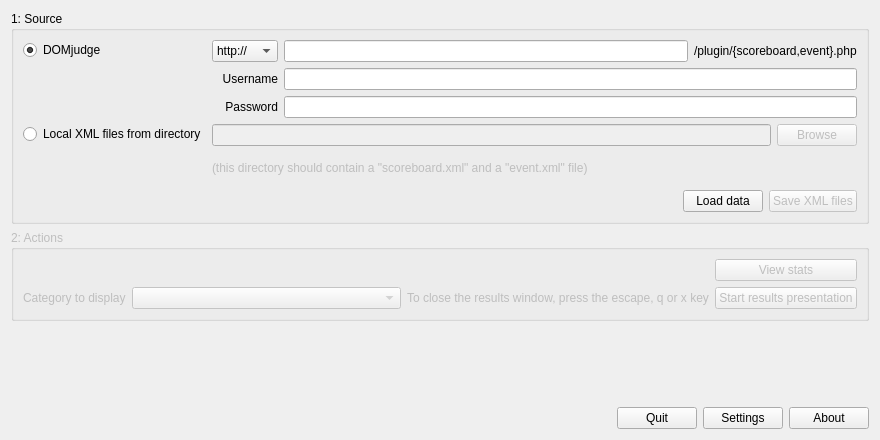
DOMjudge/DOMjura, file maindialog.ui: the form before one commit.
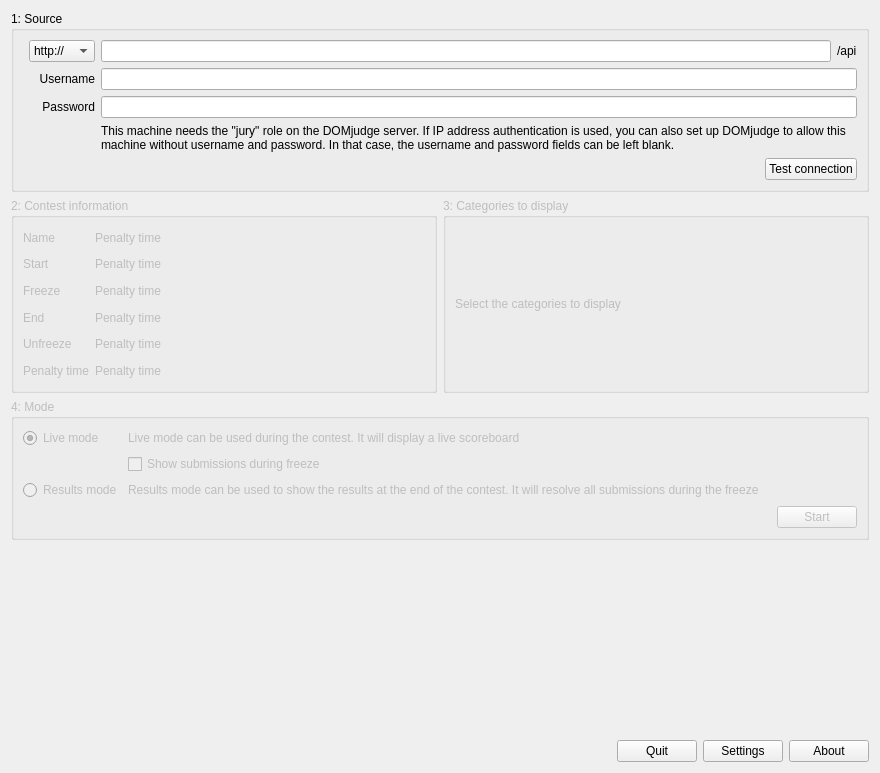
The form after the commit.

Commit message: Begin with modifying to DOMjudge 4.x: able to read in contest!

The edit to the form file:
```diff
--- a/maindialog.ui
+++ b/maindialog.ui
@@ -7,7 +7,7 @@
     <x>0</x>
     <y>0</y>
     <width>880</width>
-    <height>440</height>
+    <height>773</height>
    </rect>
   </property>
   <property name="minimumSize">
@@ -19,68 +19,322 @@
   <property name="windowTitle">
    <string>DOMjura</string>
   </property>
-  <layout class="QGridLayout" name="gridLayout_5">
+  <layout class="QGridLayout" name="gridLayout_8">
+   <item row="0" column="0">
+    <widget class="QGroupBox" name="groupBox">
+     <property name="title">
+      <string>1: Source</string>
+     </property>
+     <layout class="QGridLayout" name="gridLayout_3">
+      <item row="1" column="0" colspan="2">
+       <layout class="QHBoxLayout" name="horizontalLayout_4">
+        <item>
+         <spacer name="horizontalSpacer_2">
+          <property name="orientation">
+           <enum>Qt::Horizontal</enum>
+          </property>
+          <property name="sizeHint" stdset="0">
+           <size>
+            <width>40</width>
+            <height>20</height>
+           </size>
+          </property>
+         </spacer>
+        </item>
+        <item>
+         <widget class="QPushButton" name="buttonTestConnection">
+          <property name="text">
+           <string>Test connection</string>
+          </property>
+         </widget>
+        </item>
+       </layout>
+      </item>
+      <item row="0" column="1">
+       <layout class="QGridLayout" name="gridLayout">
+        <item row="2" column="2">
+         <widget class="QLineEdit" name="lineEditPassword">
+          <property name="echoMode">
+           <enum>QLineEdit::Password</enum>
+          </property>
+         </widget>
+        </item>
+        <item row="2" column="0">
+         <widget class="QLabel" name="labelPassword">
+          <property name="text">
+           <string>Password</string>
+          </property>
+          <property name="alignment">
+           <set>Qt::AlignRight|Qt::AlignTrailing|Qt::AlignVCenter</set>
+          </property>
+         </widget>
+        </item>
+        <item row="1" column="0">
+         <widget class="QLabel" name="labelUsername">
+          <property name="text">
+           <string>Username</string>
+          </property>
+          <property name="alignment">
+           <set>Qt::AlignRight|Qt::AlignTrailing|Qt::AlignVCenter</set>
+          </property>
+         </widget>
+        </item>
+        <item row="1" column="2">
+         <widget class="QLineEdit" name="lineEditUsername"/>
+        </item>
+        <item row="0" column="2">
+         <layout class="QHBoxLayout" name="horizontalLayout_2">
+          <item>
+           <widget class="QLineEdit" name="lineEditURL"/>
+          </item>
+          <item>
+           <widget class="QLabel" name="labelDOMjudgePath">
+            <property name="enabled">
+             <bool>true</bool>
+            </property>
+            <property name="text">
+             <string>/api</string>
+            </property>
+           </widget>
+          </item>
+         </layout>
+        </item>
+        <item row="0" column="0">
+         <widget class="QComboBox" name="comboProtocol">
+          <item>
+           <property name="text">
+            <string>http://</string>
+           </property>
+          </item>
+          <item>
+           <property name="text">
+            <string>https://</string>
+           </property>
+          </item>
+         </widget>
+        </item>
+        <item row="3" column="2">
+         <widget class="QLabel" name="label_2">
+          <property name="text">
+           <string>This machine needs the &quot;jury&quot; role on the DOMjudge server. If IP address authentication is used, you can also set up DOMjudge to allow this machine without username and password. In that case, the username and password fields can be left blank.</string>
+          </property>
+          <property name="wordWrap">
+           <bool>true</bool>
+          </property>
+         </widget>
+        </item>
+       </layout>
+      </item>
+     </layout>
+    </widget>
+   </item>
    <item row="1" column="0">
-    <widget class="QGroupBox" name="groupBoxActions">
-     <property name="enabled">
-      <bool>false</bool>
-     </property>
-     <property name="title">
-      <string>2: Actions</string>
-     </property>
-     <layout class="QGridLayout" name="gridLayout_2">
-      <item row="0" column="1">
-       <widget class="QPushButton" name="buttonViewStats">
-        <property name="text">
-         <string>View stats</string>
-        </property>
-       </widget>
-      </item>
-      <item row="1" column="0">
-       <layout class="QHBoxLayout" name="horizontalLayout_6">
-        <item>
-         <widget class="QLabel" name="label_3">
-          <property name="text">
-           <string>Category to display</string>
-          </property>
-         </widget>
-        </item>
-        <item>
-         <widget class="QComboBox" name="comboBoxCategory">
-          <property name="sizePolicy">
-           <sizepolicy hsizetype="Expanding" vsizetype="Fixed">
-            <horstretch>0</horstretch>
-            <verstretch>0</verstretch>
-           </sizepolicy>
-          </property>
-         </widget>
-        </item>
-        <item>
+    <layout class="QGridLayout" name="gridLayout_4" columnstretch="1,1">
+     <item row="0" column="0">
+      <widget class="QGroupBox" name="groupBoxActions">
+       <property name="enabled">
+        <bool>false</bool>
+       </property>
+       <property name="title">
+        <string>2: Contest information</string>
+       </property>
+       <layout class="QGridLayout" name="gridLayout_2" columnstretch="0,1">
+        <item row="0" column="0">
          <widget class="QLabel" name="label">
-          <property name="sizePolicy">
-           <sizepolicy hsizetype="Expanding" vsizetype="Preferred">
-            <horstretch>0</horstretch>
-            <verstretch>0</verstretch>
-           </sizepolicy>
+          <property name="text">
+           <string>Name</string>
           </property>
+         </widget>
+        </item>
+        <item row="0" column="1">
+         <widget class="QLabel" name="labelContestName">
           <property name="text">
-           <string>To close the results window, press the escape, q or x key</string>
+           <string>Penalty time</string>
           </property>
          </widget>
         </item>
+        <item row="1" column="0">
+         <widget class="QLabel" name="label_3">
+          <property name="text">
+           <string>Start</string>
+          </property>
+         </widget>
+        </item>
+        <item row="1" column="1">
+         <widget class="QLabel" name="labelContestStart">
+          <property name="text">
+           <string>Penalty time</string>
+          </property>
+         </widget>
+        </item>
+        <item row="2" column="0">
+         <widget class="QLabel" name="label_4">
+          <property name="text">
+           <string>Freeze</string>
+          </property>
+         </widget>
+        </item>
+        <item row="2" column="1">
+         <widget class="QLabel" name="labelContestFreeze">
+          <property name="text">
+           <string>Penalty time</string>
+          </property>
+         </widget>
+        </item>
+        <item row="3" column="0">
+         <widget class="QLabel" name="label_5">
+          <property name="text">
+           <string>End</string>
+          </property>
+         </widget>
+        </item>
+        <item row="3" column="1">
+         <widget class="QLabel" name="labelContestEnd">
+          <property name="text">
+           <string>Penalty time</string>
+          </property>
+         </widget>
+        </item>
+        <item row="4" column="0">
+         <widget class="QLabel" name="label_6">
+          <property name="text">
+           <string>Unfreeze</string>
+          </property>
+         </widget>
+        </item>
+        <item row="4" column="1">
+         <widget class="QLabel" name="labelContestUnfreeze">
+          <property name="text">
+           <string>Penalty time</string>
+          </property>
+         </widget>
+        </item>
+        <item row="5" column="0">
+         <widget class="QLabel" name="label_7">
+          <property name="text">
+           <string>Penalty time</string>
+          </property>
+         </widget>
+        </item>
+        <item row="5" column="1">
+         <widget class="QLabel" name="labelContestPenalty">
+          <property name="text">
+           <string>Penalty time</string>
+          </property>
+         </widget>
+        </item>
        </layout>
-      </item>
-      <item row="1" column="1">
-       <widget class="QPushButton" name="buttonStartResultsPresentation">
-        <property name="text">
-         <string>Start results presentation</string>
-        </property>
-       </widget>
-      </item>
-     </layout>
-    </widget>
+      </widget>
+     </item>
+     <item row="0" column="1">
+      <widget class="QGroupBox" name="groupBoxCategories">
+       <property name="enabled">
+        <bool>false</bool>
+       </property>
+       <property name="title">
+        <string>3: Categories to display</string>
+       </property>
+       <layout class="QGridLayout" name="gridLayout_5" rowstretch="0,1">
+        <item row="0" column="0">
+         <widget class="QLabel" name="label_8">
+          <property name="text">
+           <string>Select the categories to display</string>
+          </property>
+         </widget>
+        </item>
+        <item row="1" column="0">
+         <layout class="QGridLayout" name="gridLayoutCategories"/>
+        </item>
+       </layout>
+      </widget>
+     </item>
+    </layout>
    </item>
    <item row="2" column="0">
+    <widget class="QGroupBox" name="groupBoxMode">
+     <property name="enabled">
+      <bool>false</bool>
+     </property>
+     <property name="title">
+      <string>4: Mode</string>
+     </property>
+     <layout class="QGridLayout" name="gridLayout_7">
+      <item row="0" column="0">
+       <layout class="QGridLayout" name="gridLayout_6" columnstretch="0,1">
+        <item row="0" column="0">
+         <widget class="QRadioButton" name="radioModeLive">
+          <property name="text">
+           <string>Live mode</string>
+          </property>
+          <property name="checked">
+           <bool>true</bool>
+          </property>
+         </widget>
+        </item>
+        <item row="0" column="1">
+         <widget class="QLabel" name="label_9">
+          <property name="text">
+           <string>Live mode can be used during the contest. It will display a live scoreboard</string>
+          </property>
+         </widget>
+        </item>
+        <item row="1" column="1">
+         <widget class="QCheckBox" name="checkDuringFreeze">
+          <property name="text">
+           <string>Show submissions during freeze</string>
+          </property>
+         </widget>
+        </item>
+        <item row="2" column="0">
+         <widget class="QRadioButton" name="radioModeResults">
+          <property name="text">
+           <string>Results mode</string>
+          </property>
+         </widget>
+        </item>
+        <item row="2" column="1">
+         <widget class="QLabel" name="label_10">
+          <property name="enabled">
+           <bool>false</bool>
+          </property>
+          <property name="text">
+           <string>&lt;html&gt;&lt;head/&gt;&lt;body&gt;&lt;p&gt;Results mode can be used to show the results at the end of the contest. It will resolve all submissions during the freeze&lt;/p&gt;&lt;/body&gt;&lt;/html&gt;</string>
+          </property>
+          <property name="wordWrap">
+           <bool>true</bool>
+          </property>
+         </widget>
+        </item>
+       </layout>
+      </item>
+      <item row="1" column="0">
+       <layout class="QHBoxLayout" name="horizontalLayout_3">
+        <item>
+         <spacer name="horizontalSpacer_3">
+          <property name="orientation">
+           <enum>Qt::Horizontal</enum>
+          </property>
+          <property name="sizeHint" stdset="0">
+           <size>
+            <width>40</width>
+            <height>20</height>
+           </size>
+          </property>
+         </spacer>
+        </item>
+        <item>
+         <widget class="QPushButton" name="buttonStart">
+          <property name="text">
+           <string>Start</string>
+          </property>
+         </widget>
+        </item>
+       </layout>
+      </item>
+     </layout>
+    </widget>
+   </item>
+   <item row="3" column="0">
     <spacer name="verticalSpacer">
      <property name="orientation">
       <enum>Qt::Vertical</enum>
@@ -93,7 +347,7 @@
      </property>
     </spacer>
    </item>
-   <item row="3" column="0">
+   <item row="4" column="0">
     <layout class="QHBoxLayout" name="horizontalLayout">
      <item>
       <spacer name="horizontalSpacer">
@@ -131,203 +385,6 @@
      </item>
     </layout>
    </item>
-   <item row="0" column="0">
-    <widget class="QGroupBox" name="groupBox">
-     <property name="title">
-      <string>1: Source</string>
-     </property>
-     <layout class="QGridLayout" name="gridLayout_3">
-      <item row="0" column="0">
-       <layout class="QVBoxLayout" name="verticalLayout_3">
-        <item>
-         <widget class="QRadioButton" name="radioDOMjudge">
-          <property name="text">
-           <string>DOMjudge</string>
-          </property>
-          <property name="checked">
-           <bool>true</bool>
-          </property>
-         </widget>
-        </item>
-        <item>
-         <spacer name="verticalSpacer_2">
-          <property name="orientation">
-           <enum>Qt::Vertical</enum>
-          </property>
-          <property name="sizeHint" stdset="0">
-           <size>
-            <width>20</width>
-            <height>40</height>
-           </size>
-          </property>
-         </spacer>
-        </item>
-       </layout>
-      </item>
-      <item row="0" column="1">
-       <layout class="QGridLayout" name="gridLayout">
-        <item row="0" column="0">
-         <widget class="QComboBox" name="comboProtocol">
-          <item>
-           <property name="text">
-            <string>http://</string>
-           </property>
-          </item>
-          <item>
-           <property name="text">
-            <string>https://</string>
-           </property>
-          </item>
-         </widget>
-        </item>
-        <item row="0" column="1">
-         <layout class="QHBoxLayout" name="horizontalLayout_2">
-          <item>
-           <widget class="QLineEdit" name="lineEditURL"/>
-          </item>
-          <item>
-           <widget class="QLabel" name="labelDOMjudgePath">
-            <property name="enabled">
-             <bool>true</bool>
-            </property>
-            <property name="text">
-             <string>/plugin/{scoreboard,event}.php</string>
-            </property>
-           </widget>
-          </item>
-         </layout>
-        </item>
-        <item row="1" column="0">
-         <widget class="QLabel" name="labelUsername">
-          <property name="text">
-           <string>Username</string>
-          </property>
-          <property name="alignment">
-           <set>Qt::AlignRight|Qt::AlignTrailing|Qt::AlignVCenter</set>
-          </property>
-         </widget>
-        </item>
-        <item row="1" column="1">
-         <widget class="QLineEdit" name="lineEditUsername"/>
-        </item>
-        <item row="2" column="0">
-         <widget class="QLabel" name="labelPassword">
-          <property name="text">
-           <string>Password</string>
-          </property>
-          <property name="alignment">
-           <set>Qt::AlignRight|Qt::AlignTrailing|Qt::AlignVCenter</set>
-          </property>
-         </widget>
-        </item>
-        <item row="2" column="1">
-         <widget class="QLineEdit" name="lineEditPassword">
-          <property name="echoMode">
-           <enum>QLineEdit::Password</enum>
-          </property>
-         </widget>
-        </item>
-       </layout>
-      </item>
-      <item row="1" column="0">
-       <layout class="QVBoxLayout" name="verticalLayout_4">
-        <item>
-         <widget class="QRadioButton" name="radioLocalXML">
-          <property name="text">
-           <string>Local XML files from directory</string>
-          </property>
-         </widget>
-        </item>
-        <item>
-         <spacer name="verticalSpacer_3">
-          <property name="orientation">
-           <enum>Qt::Vertical</enum>
-          </property>
-          <property name="sizeHint" stdset="0">
-           <size>
-            <width>20</width>
-            <height>40</height>
-           </size>
-          </property>
-         </spacer>
-        </item>
-       </layout>
-      </item>
-      <item row="1" column="1">
-       <layout class="QVBoxLayout" name="verticalLayout_2">
-        <item>
-         <layout class="QHBoxLayout" name="horizontalLayout_3">
-          <item>
-           <widget class="QLineEdit" name="lineEditLocalDir">
-            <property name="enabled">
-             <bool>false</bool>
-            </property>
-            <property name="readOnly">
-             <bool>true</bool>
-            </property>
-           </widget>
-          </item>
-          <item>
-           <widget class="QPushButton" name="buttonBrowseLocal">
-            <property name="enabled">
-             <bool>false</bool>
-            </property>
-            <property name="text">
-             <string>Browse</string>
-            </property>
-           </widget>
-          </item>
-         </layout>
-        </item>
-        <item>
-         <widget class="QLabel" name="labelDirInfo">
-          <property name="enabled">
-           <bool>false</bool>
-          </property>
-          <property name="text">
-           <string>(this directory should contain a &quot;scoreboard.xml&quot; and a &quot;event.xml&quot; file)</string>
-          </property>
-         </widget>
-        </item>
-       </layout>
-      </item>
-      <item row="2" column="0" colspan="2">
-       <layout class="QHBoxLayout" name="horizontalLayout_4">
-        <item>
-         <spacer name="horizontalSpacer_2">
-          <property name="orientation">
-           <enum>Qt::Horizontal</enum>
-          </property>
-          <property name="sizeHint" stdset="0">
-           <size>
-            <width>40</width>
-            <height>20</height>
-           </size>
-          </property>
-         </spacer>
-        </item>
-        <item>
-         <widget class="QPushButton" name="buttonLoadData">
-          <property name="text">
-           <string>Load data</string>
-          </property>
-         </widget>
-        </item>
-        <item>
-         <widget class="QPushButton" name="buttonSaveXMLData">
-          <property name="enabled">
-           <bool>false</bool>
-          </property>
-          <property name="text">
-           <string>Save XML files</string>
-          </property>
-         </widget>
-        </item>
-       </layout>
-      </item>
-     </layout>
-    </widget>
-   </item>
   </layout>
  </widget>
  <tabstops>
```
Left out of the diff: 198 changed lines with no effect on the pictures. The commit also changes 17 other files.
